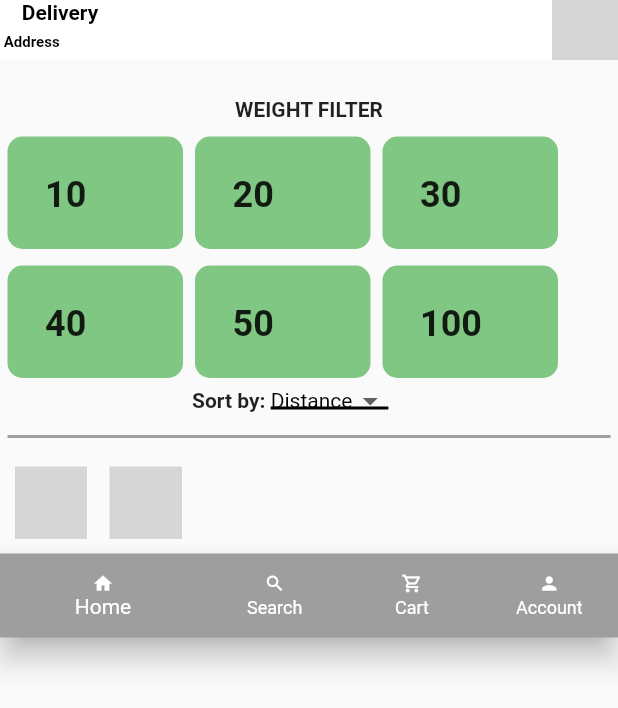
After one commit to bhumz123/leftovergo, a Flutter app: the farmer_pg screen opened directly, on a phone screen of 412 x 824 dp. The commit adds this screen. Shown: the top 708 px of the screen. Run offline on Flutter 3.47's test engine with Material 2 defaults, Android fonts, the phone set to English and light mode, and no system bars; our stand-ins replace flutter_bloc, google_fonts, hive_flutter, smooth_page_indicator; missing offline and left inert: farmer, ngoscreen; accounts and stored records are empty; grey boxes are pictures that could not be loaded.

Commit message:
Add files via upload

```diff
--- /dev/null
+++ b/client/try_f/lib/pages/farmers.dart
@@ -0,0 +1,256 @@
+
+
+
+import 'package:farmer/waste_data.dart';
+import 'package:flutter/material.dart';
+import 'package:google_fonts/google_fonts.dart';
+
+const List<String> list = <String>['Distance', 'Price'];
+
+class farmer_pg extends StatefulWidget {
+  const farmer_pg({Key? key}) : super(key: key);
+
+  @override
+  State<farmer_pg> createState() => _farmer_pgState();
+}
+
+class _farmer_pgState extends State<farmer_pg> {
+  String dropdownValue = list.first;
+  @override
+  Widget build(BuildContext context) {
+    return Scaffold(
+      appBar: AppBar(
+        elevation: 0,
+        toolbarHeight: 40,
+        leadingWidth: 80,
+        leading: Column(
+          children: [
+            Text(
+              'Delivery',
+              style: TextStyle(
+                //fontStyle: ,
+                  fontSize: 14,
+                  fontWeight: FontWeight.bold,
+                  color: Colors.black
+              ),
+            ),
+            Row(
+              children: [
+                Text(' Address',
+                  style: TextStyle(
+                    //fontStyle: ,
+                      fontSize: 10,
+                      fontWeight: FontWeight.bold,
+                      color: Colors.black),
+                ),
+                Icon(Icons.arrow_drop_down_sharp)
+              ],
+            )
+          ],
+        ),
+        backgroundColor: Colors.white,
+        actions: [CircleAvatar(
+          radius: 22,
+          backgroundImage: AssetImage('assets/farm.png'),
+        ),],
+      ),
+      body: Column(
+        crossAxisAlignment: CrossAxisAlignment.start,
+        children: [
+          Center(
+              child: Padding(
+                padding: const EdgeInsets.only(top: 25.0),
+                child: Text('WEIGHT FILTER',
+                style: TextStyle(
+                  fontWeight: FontWeight.bold,
+                ),),
+              )),
+          Column(
+            children: [
+              Row(
+                children: [
+                  Container(
+                    margin: EdgeInsets.fromLTRB(5, 10, 3, 1),
+                    height: 75,
+                    width: 117,
+                    decoration: BoxDecoration(
+                        color: Colors.green.shade300,
+                        borderRadius: BorderRadius.circular(10)
+                    ),
+                    child: Padding(
+                      padding: const EdgeInsets.all(25.0),
+                      child: Text('10',
+                      style: TextStyle(fontSize: 24,fontWeight: FontWeight.bold)),
+                    ),
+                      ),
+                  Container(
+                    margin: EdgeInsets.fromLTRB(5, 10, 3, 1),
+                    height: 75,
+                    width: 117,
+                    decoration: BoxDecoration(
+                        color: Colors.green.shade300,
+                        borderRadius: BorderRadius.circular(10)
+                    ),
+                    child: Padding(
+                      padding: const EdgeInsets.all(25.0),
+                      child: Text('20',
+                          style: TextStyle(fontSize: 24,fontWeight: FontWeight.bold)),
+                    ),
+                  ),
+                  Container(
+                    margin: EdgeInsets.fromLTRB(5, 10, 3, 1),
+                    height: 75,
+                    width: 117,
+                    decoration: BoxDecoration(
+                        color: Colors.green.shade300,
+                        borderRadius: BorderRadius.circular(10)
+                    ),
+                    child: Padding(
+                      padding: const EdgeInsets.all(25.0),
+                      child: Text('30',
+                          style: TextStyle(fontSize: 24,fontWeight: FontWeight.bold)),
+                    ),
+                  ),
+                ],
+              ),
+              Row(
+                children: [
+                  Container(
+                    margin: EdgeInsets.fromLTRB(5, 10, 3, 1),
+                    height: 75,
+                    width: 117,
+                    decoration: BoxDecoration(
+                        color: Colors.green.shade300,
+                        borderRadius: BorderRadius.circular(10)
+                    ),
+                    child: Padding(
+                      padding: const EdgeInsets.all(25.0),
+                      child: Text('40',
+                          style: TextStyle(fontSize: 24,fontWeight: FontWeight.bold)),
+                    ),
+                  ),
+                  Container(
+                    margin: EdgeInsets.fromLTRB(5, 10, 3, 1),
+                    height: 75,
+                    width: 117,
+                    decoration: BoxDecoration(
+                        color: Colors.green.shade300,
+                        borderRadius: BorderRadius.circular(10)
+                    ),
+                    child: Padding(
+                      padding: const EdgeInsets.all(25.0),
+                      child: Text('50',
+                          style: TextStyle(fontSize: 24,fontWeight: FontWeight.bold)),
+                    ),
+                  ),
+                  Container(
+                    margin: EdgeInsets.fromLTRB(5, 10, 3, 1),
+                    height: 75,
+                    width: 117,
+                    decoration: BoxDecoration(
+                        color: Colors.green.shade300,
+                        borderRadius: BorderRadius.circular(10)
+                    ),
+                    child: Padding(
+                      padding: const EdgeInsets.all(25.0),
+                      child: Text('100',
+                          style: TextStyle(fontSize: 24,fontWeight: FontWeight.bold)),
+                    ),
+                  ),
+                ],
+              ),
+              Container(
+                height: 28,
+                width: 156,
+                child: Row(
+                  children: [
+                    Text(
+                      'Sort by: ',
+                      style: TextStyle(
+                          fontWeight: FontWeight.bold
+                      ),
+                    ),
+                    DropdownButton<String>(
+                      value: dropdownValue,
+                      icon: const Icon(Icons.arrow_drop_down_outlined),
+                      elevation: 16,
+                      style: const TextStyle(color: Colors.black),
+                      underline: Container(
+                        height: 2,
+                        color: Colors.black,
+                      ),
+                      onChanged: (String? value) {
+                        // This is called when the user selects an item.
+                        setState(() {
+                          dropdownValue = value!;
+                        });
+                      },
+                      items: list.map<DropdownMenuItem<String>>((String value) {
+                        return DropdownMenuItem<String>(
+                          value: value,
+                          child: Text(value),
+                        );
+                      }).toList(),
+                    )
+                  ],
+                ),
+              ),
+              const Divider(
+                color: Colors.grey,
+                height: 20,
+                thickness: 2,
+                indent: 5,
+                endIndent: 5,
+              ),
+              Row(
+                children: [
+                  Container(
+                    padding: EdgeInsets.fromLTRB(10, 10, 5, 10),
+                     child: waste_data(photo_waste: 'assets/ss2.png', price: 2000),
+                  ),
+                  Container(
+                    padding: EdgeInsets.fromLTRB(10, 10, 5, 10),
+                    child: waste_data(photo_waste: 'assets/ss1.png', price: 100),
+                  ),
+                ],
+              ),
+
+              Container(
+                alignment: Alignment.centerRight,
+                child: BottomNavigationBar(
+                  showUnselectedLabels: true,
+                  backgroundColor: Colors.grey,
+                  iconSize: 14,
+                  items: const <BottomNavigationBarItem>[
+                    BottomNavigationBarItem(
+                      icon: Icon(Icons.home),
+                      label: 'Home',
+                      backgroundColor: Colors.grey,
+                    ),
+                    BottomNavigationBarItem(
+                      icon: Icon(Icons.search),
+                      label: 'Search',
+                      backgroundColor: Colors.grey,
+                    ),
+                    BottomNavigationBarItem(
+                      icon: Icon(Icons.shopping_cart_outlined),
+                      label: 'Cart',
+                      backgroundColor: Colors.grey,
+                    ),
+                    BottomNavigationBarItem(
+                      icon: Icon(Icons.person),
+                      label: 'Account',
+                      backgroundColor: Colors.grey,
+                    ),
+                  ],
+                ),
+              ),
+
+            ],
+          ),
+
+           ],
+      ),
+    );
+  }
+}
--- a/client/try_f/lib/pages/main.dart
+++ b/client/try_f/lib/pages/main.dart
@@ -1,8 +1,5 @@
+import 'package:farmer/farmers.dart';
 import 'package:flutter/material.dart';
-
-import 'ngo_pg.dart';
-
-
 
 void main() {
   runApp(const MyApp());
@@ -15,9 +12,20 @@ class MyApp extends StatelessWidget {
   @override
   Widget build(BuildContext context) {
     return MaterialApp(
-      debugShowCheckedModeBanner: false,
-      title: 'ngo',
-      home: const ngo_page(),
+      title: 'Flutter Demo',
+      theme: ThemeData(
+        // This is the theme of your application.
+        //
+        // Try running your application with "flutter run". You'll see the
+        // application has a blue toolbar. Then, without quitting the app, try
+        // changing the primarySwatch below to Colors.green and then invoke
+        // "hot reload" (press "r" in the console where you ran "flutter run",
+        // or simply save your changes to "hot reload" in a Flutter IDE).
+        // Notice that the counter didn't reset back to zero; the application
+        // is not restarted.
+        primarySwatch: Colors.blue,
+      ),
+      home: const farmer_pg(),
     );
   }
 }
--- /dev/null
+++ b/client/try_f/lib/pages/waste_data.dart
@@ -0,0 +1,61 @@
+
+
+
+import 'package:flutter/material.dart';
+
+class waste_data extends StatelessWidget{
+  final photo_waste;
+  final int price;
+  const waste_data({
+    required this.photo_waste,
+    required this.price,
+  });
+  @override
+  Widget build(BuildContext context) {
+    return Container(
+      height:240,
+      width: 195,
+      decoration: BoxDecoration(
+          color: Colors.green.shade300,
+          borderRadius: BorderRadius.circular(10)
+      ),
+      child: Column(
+        children: [
+          Container(
+            padding: EdgeInsets.only(top: 60),
+            height: 120,
+            width: 147,
+            decoration: new BoxDecoration(
+                image: new DecorationImage(
+                  image: new AssetImage(photo_waste),
+                  fit: BoxFit.fill,
+                )
+            ),
+          ),
+          Container(
+            alignment:AlignmentDirectional.center ,
+            height: 30,
+            child: Text(
+              price.toString(),
+              style: TextStyle(
+                  color:Colors.black
+              ),),
+          ),
+          Padding(
+            padding: const EdgeInsets.only(top: 15),
+            child: MaterialButton(
+              color: Colors.orange,
+              onPressed: (){},
+              child: Text('ADD TO CART',
+              style: TextStyle(
+                color:Colors.black
+              ),),
+            )
+          ),
+        ],
+      ),
+
+    );
+
+  }
+}
```
